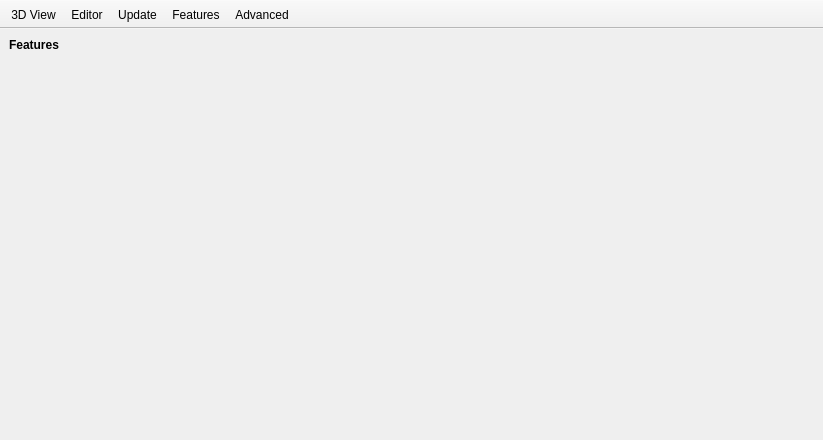
Qt form src/Preferences.ui (openscad/openscad) before a commit.
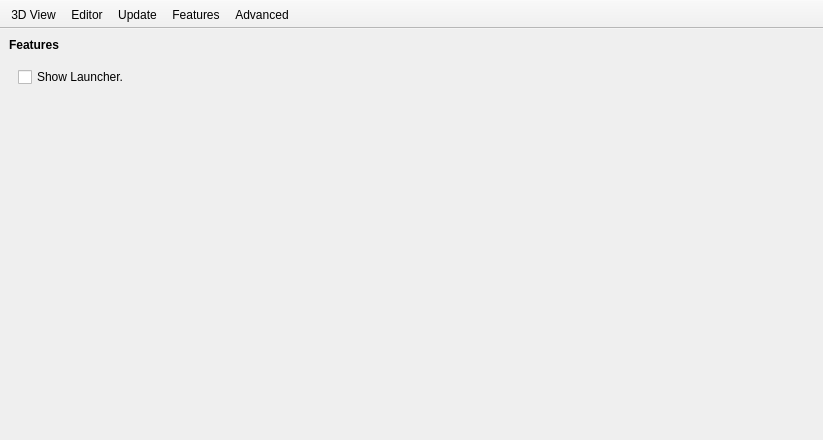
The same form after that commit. The open tabs and pages were chosen to show the change. Icons and pictures are not drawn.

Commit message: added option in preferences to show launcher again

Patch:
```diff
--- a/src/Preferences.ui
+++ b/src/Preferences.ui
@@ -464,7 +464,7 @@
                <x>0</x>
                <y>0</y>
                <width>803</width>
-               <height>325</height>
+               <height>332</height>
               </rect>
              </property>
              <layout class="QVBoxLayout" name="verticalLayout_10">
@@ -475,6 +475,13 @@
                 </property>
                </layout>
               </item>
+              <item>
+               <widget class="QCheckBox" name="launcherBox">
+                <property name="text">
+                 <string>Show Launcher.</string>
+                </property>
+               </widget>
+              </item>
               <item>
                <spacer name="verticalSpacer_3">
                 <property name="orientation">
```
Left out of the diff: 13 changed lines with no effect on the pictures. The commit also changes 3 other files.
